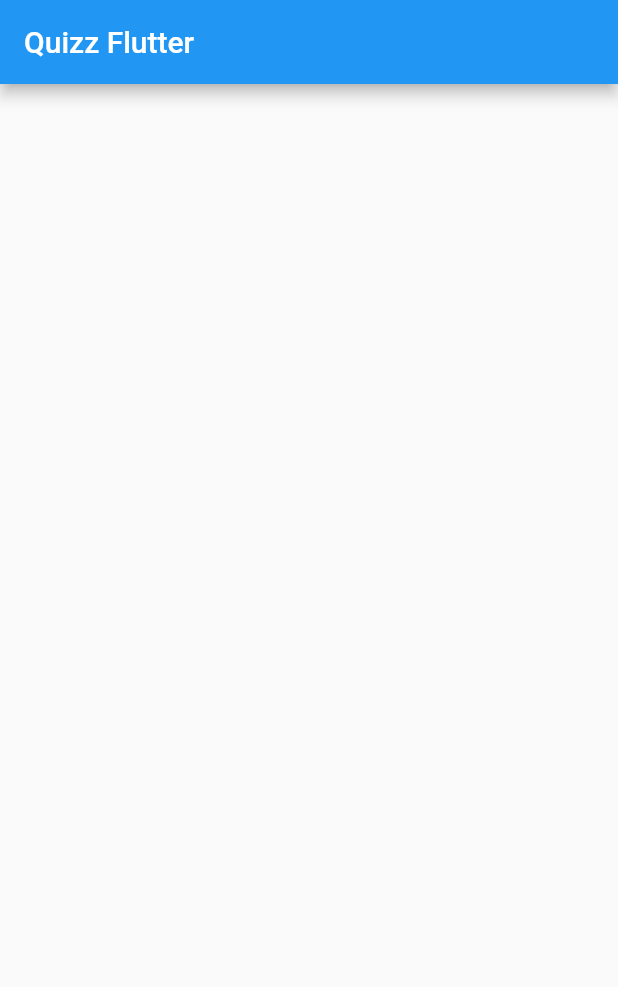
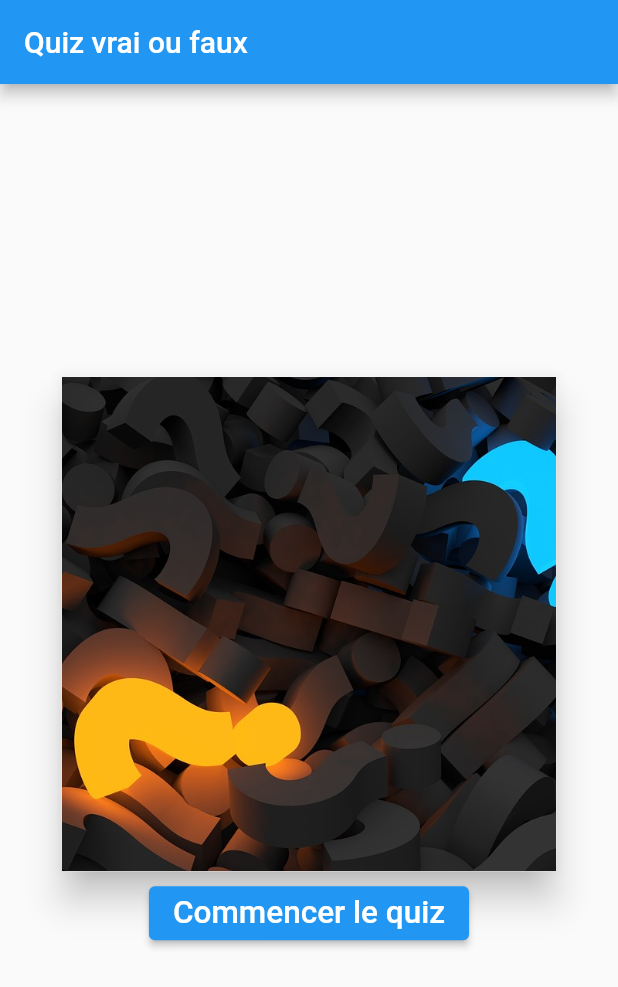
Before and after one commit to Lebeil/QuizzFlut, a Flutter app: the screen it shows after launch, on a phone screen of 412 x 824 dp. Shown: the top 987 px of the screen. Run offline on Flutter 3.47's test engine with Material 2 defaults, Android fonts, the phone set to English and light mode, and no system bars.

Commit message:
add CustomText

```diff
--- /dev/null
+++ b/lib/widgets/custom_text.dart
@@ -0,0 +1,12 @@
+import 'package:flutter/material.dart';
+
+class CustomText extends Text {
+
+  CustomText(String data, {color = Colors.white, textAlign = TextAlign.center, factor = 1}):
+      super(data,
+          textAlign: textAlign,
+          textScaleFactor: factor,
+          style: TextStyle(color: color)
+      );
+
+}
--- a/lib/widgets/home.dart
+++ b/lib/widgets/home.dart
@@ -1,4 +1,5 @@
 import 'package:flutter/material.dart';
+import 'package:quizzflut/widgets/custom_text.dart';
 
 class MyHomePage extends StatefulWidget {
   const MyHomePage({Key? key, required this.title}) : super(key: key);
@@ -21,7 +22,25 @@ class _MyHomePageState extends State<MyHomePage> {
         child: Column(
           mainAxisAlignment: MainAxisAlignment.center,
           children: <Widget>[
+            Card(
+              elevation: 10,
+              child: SizedBox(
+                height: MediaQuery.of(context).size.width * 0.8,
+                width: MediaQuery.of(context).size.width * 0.8,
+                child: Image.asset("assets/cover.jpg",
+                  fit: BoxFit.cover,
+                ),
+              )
+            ),
+            ElevatedButton(
+              style: ElevatedButton.styleFrom(
+                primary: Colors.blue,
+              ),
+              onPressed: () {
 
+              },
+              child: CustomText('Commencer le quiz', factor: 1.5),
+            )
           ],
         ),
       ),
--- a/lib/widgets/my_app.dart
+++ b/lib/widgets/my_app.dart
@@ -8,12 +8,12 @@ class MyApp extends StatelessWidget {
   @override
   Widget build(BuildContext context) {
     return MaterialApp(
+      debugShowCheckedModeBanner: false,
       title: 'QuizzFlut',
       theme: ThemeData(
-
         primarySwatch: Colors.blue,
       ),
-      home: const MyHomePage(title: 'Quizz Flutter'),
+      home: const MyHomePage(title: 'Quiz vrai ou faux'),
     );
   }
 }
```
Also changed, not shown: pubspec.yaml (+12 -12 lines), assets/belgique.JPG (renamed from quizz assets/belgique.JPG), assets/buche.jpg (renamed from quizz assets/buche.jpg), assets/commodore.jpg (renamed from quizz assets/commodore.jpg), assets/cover.jpg (renamed from quizz assets/cover.jpg), assets/eagle.jpg (renamed from quizz assets/eagle.jpg), assets/faux.jpg (renamed from quizz assets/faux.jpg), assets/lune.jpg (renamed from quizz assets/lune.jpg), assets/nyctalope.jpg (renamed from quizz assets/nyctalope.jpg), assets/pharaon.jpg (renamed from quizz assets/pharaon.jpg), assets/pirate.png (renamed from quizz assets/pirate.png), assets/russie.jpg (renamed from quizz assets/russie.jpg), assets/tintin.jpg (renamed from quizz assets/tintin.jpg), assets/vrai.jpg (renamed from quizz assets/vrai.jpg).
